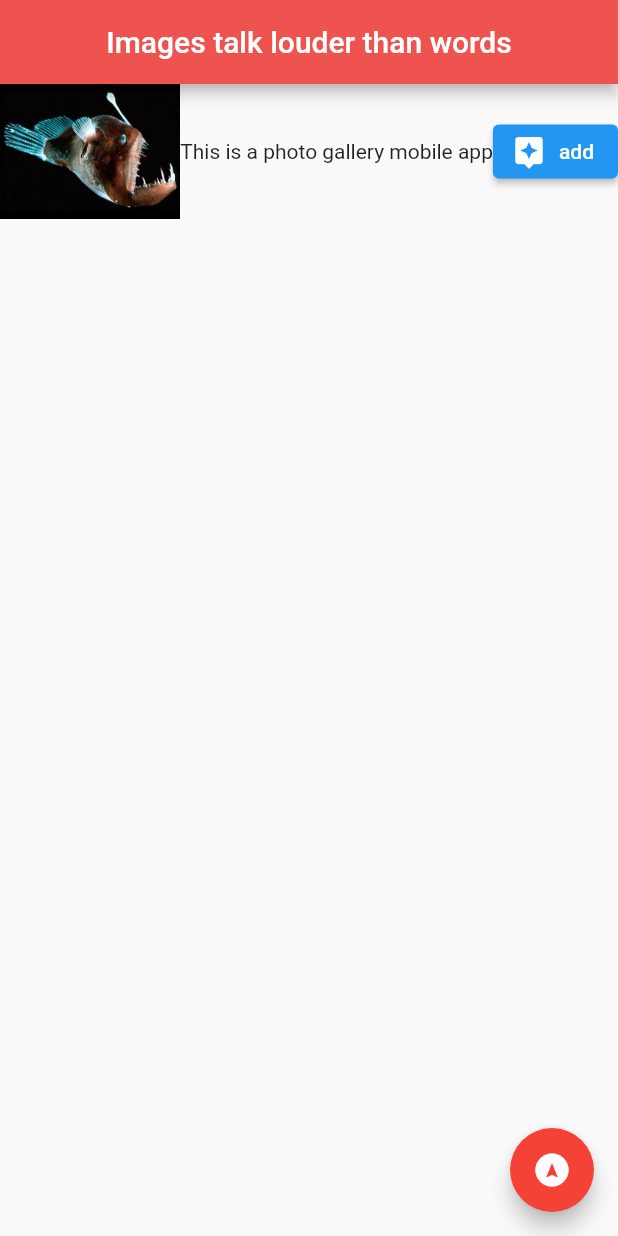
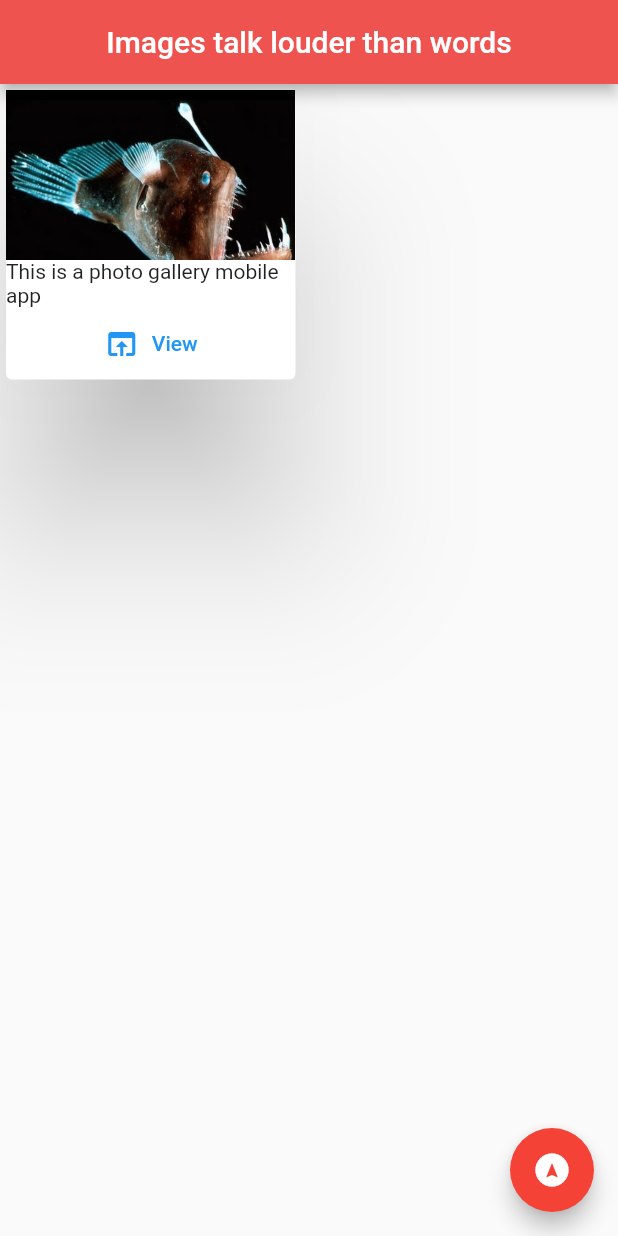
Before and after one commit to boudourm/photo-gallery, a Flutter app: the screen it shows after launch, on a phone screen of 412 x 824 dp. Run offline on Flutter 3.47's test engine with Material 2 defaults, Android fonts, the phone set to English and light mode, and no system bars.

Commit message:
Task 5 : Scrollable lists

```diff
--- a/lib/main.dart
+++ b/lib/main.dart
@@ -1,9 +1,8 @@
 import 'package:flutter/material.dart';
+import 'package:photo_gallery/space.dart';
 
 void main() {
-  runApp(MaterialApp(
-    home: Home()
-  ));
+  runApp(MaterialApp(home: Home()));
 }
 
 class Home extends StatelessWidget {
@@ -17,25 +16,35 @@ class Home extends StatelessWidget {
         backgroundColor: Colors.red[400],
         centerTitle: true,
       ),
-      body: Row(
+      body: GridView.count(
+          crossAxisCount: 2,
+          crossAxisSpacing: 10,
+          mainAxisSpacing: 10,
+          children: [
+            Card(
+              elevation: 50,
+              child: Column(
                 mainAxisAlignment: MainAxisAlignment.spaceAround,
                 children: [
                   Expanded(
-              child: Image.asset(
-                  "images/hqdefault.jpg")
+                    child: Image.asset("images/hqdefault.jpg"),
                   ),
                   Text("This is a photo gallery mobile app"),
-          ElevatedButton.icon(
-              onPressed: (){print("add");},
-              label: Text("add"),
-              icon: Icon(Icons.assistant)
-          )
+                  TextButton.icon(
+                      onPressed: (){
+                        print("TextButtin pressed");
+                        Navigator.push(context, MaterialPageRoute(builder: (context)=>Space()));
+                      },
+                      label: Text("View"),
+                      icon: Icon(Icons.open_in_browser))
                 ],
               ),
+            )
+          ]),
       floatingActionButton: FloatingActionButton(
         backgroundColor: Colors.red,
         child: Icon(Icons.assistant_navigation),
-        onPressed: (){
+        onPressed: () {
           print("i am clicked");
         },
       ),
```
Also changed, not shown: lib/space.dart (added, +23 -0 lines), images/hqdefault.jpg, 1 other file. Lines whose indentation alone changed are shown as unchanged.
